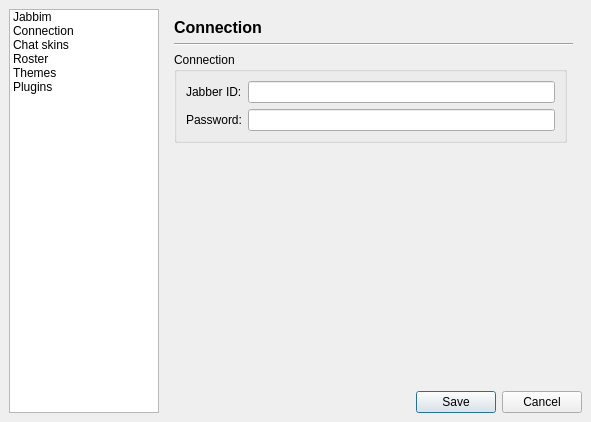
xmpp-graveyard/jabbim, file widgets/preferences.ui: the form before one commit.
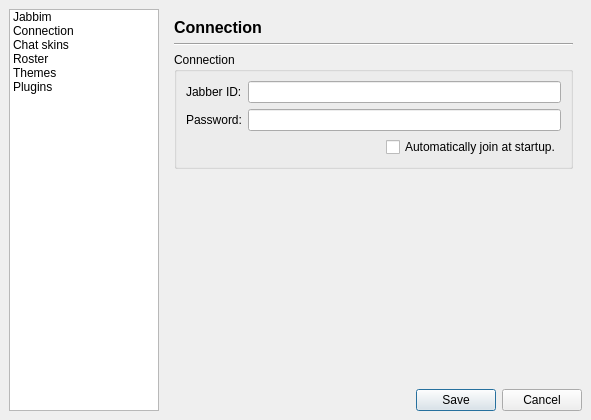
The form after the commit. The open tabs and pages were chosen to show the change. Icons and pictures are not drawn.

Commit message: Moznost autojoin pri startu aplikace

What changed in the file:
```diff
--- a/widgets/preferences.ui
+++ b/widgets/preferences.ui
@@ -6,7 +6,7 @@
     <x>0</x>
     <y>0</y>
     <width>591</width>
-    <height>422</height>
+    <height>420</height>
    </rect>
   </property>
   <property name="windowTitle" >
@@ -78,39 +78,63 @@
       </layout>
      </widget>
      <widget class="QWidget" name="userPreferences" >
-      <layout class="QGridLayout" >
+      <layout class="QVBoxLayout" >
        <property name="margin" >
         <number>9</number>
        </property>
        <property name="spacing" >
         <number>6</number>
        </property>
-       <item row="4" column="0" >
-        <spacer>
+       <item>
+        <widget class="QLabel" name="label" >
+         <property name="text" >
+          <string>&lt;html>&lt;head>&lt;meta name="qrichtext" content="1" />&lt;style type="text/css">
+p, li { white-space: pre-wrap; }
+&lt;/style>&lt;/head>&lt;body style=" font-family:'Sans Serif'; font-size:9pt; font-weight:400; font-style:normal; text-decoration:none;">
+&lt;p style=" margin-top:0px; margin-bottom:0px; margin-left:0px; margin-right:0px; -qt-block-indent:0; text-indent:0px;">&lt;span style=" font-size:12pt; font-weight:600;">Connection&lt;/span>&lt;/p>&lt;/body>&lt;/html></string>
+         </property>
+        </widget>
+       </item>
+       <item>
+        <widget class="Line" name="line" >
          <property name="orientation" >
-          <enum>Qt::Vertical</enum>
+          <enum>Qt::Horizontal</enum>
          </property>
-         <property name="sizeHint" >
-          <size>
-           <width>20</width>
-           <height>16</height>
-          </size>
-         </property>
-        </spacer>
+        </widget>
        </item>
-       <item row="2" column="0" >
+       <item>
         <widget class="QGroupBox" name="groupBox_4" >
          <property name="title" >
           <string>Connection</string>
          </property>
-         <layout class="QHBoxLayout" >
+         <layout class="QGridLayout" >
           <property name="margin" >
            <number>9</number>
           </property>
           <property name="spacing" >
            <number>6</number>
           </property>
-          <item>
+          <item row="1" column="0" >
+           <spacer>
+            <property name="orientation" >
+             <enum>Qt::Horizontal</enum>
+            </property>
+            <property name="sizeHint" >
+             <size>
+              <width>51</width>
+              <height>20</height>
+             </size>
+            </property>
+           </spacer>
+          </item>
+          <item row="1" column="1" >
+           <widget class="QCheckBox" name="connection_autojoin" >
+            <property name="text" >
+             <string>Automatically join at startup.</string>
+            </property>
+           </widget>
+          </item>
+          <item row="0" column="0" colspan="2" >
            <layout class="QHBoxLayout" >
             <property name="margin" >
              <number>0</number>
@@ -180,22 +204,18 @@
          </layout>
         </widget>
        </item>
-       <item row="1" column="0" colspan="2" >
-        <widget class="Line" name="line" >
+       <item>
+        <spacer>
          <property name="orientation" >
-          <enum>Qt::Horizontal</enum>
+          <enum>Qt::Vertical</enum>
          </property>
-        </widget>
-       </item>
-       <item row="0" column="0" >
-        <widget class="QLabel" name="label" >
-         <property name="text" >
-          <string>&lt;html>&lt;head>&lt;meta name="qrichtext" content="1" />&lt;style type="text/css">
-p, li { white-space: pre-wrap; }
-&lt;/style>&lt;/head>&lt;body style=" font-family:'Sans Serif'; font-size:9pt; font-weight:400; font-style:normal; text-decoration:none;">
-&lt;p style=" margin-top:0px; margin-bottom:0px; margin-left:0px; margin-right:0px; -qt-block-indent:0; text-indent:0px;">&lt;span style=" font-size:12pt; font-weight:600;">Connection&lt;/span>&lt;/p>&lt;/body>&lt;/html></string>
+         <property name="sizeHint" >
+          <size>
+           <width>20</width>
+           <height>16</height>
+          </size>
          </property>
-        </widget>
+        </spacer>
        </item>
       </layout>
      </widget>
@@ -480,19 +500,6 @@
      </widget>
     </widget>
    </item>
-   <item row="1" column="1" >
-    <spacer>
-     <property name="orientation" >
-      <enum>Qt::Horizontal</enum>
-     </property>
-     <property name="sizeHint" >
-      <size>
-       <width>141</width>
-       <height>20</height>
-      </size>
-     </property>
-    </spacer>
-   </item>
    <item row="1" column="2" >
     <layout class="QHBoxLayout" >
      <property name="margin" >
@@ -517,6 +524,19 @@
      </item>
     </layout>
    </item>
+   <item row="1" column="1" >
+    <spacer>
+     <property name="orientation" >
+      <enum>Qt::Horizontal</enum>
+     </property>
+     <property name="sizeHint" >
+      <size>
+       <width>141</width>
+       <height>20</height>
+      </size>
+     </property>
+    </spacer>
+   </item>
    <item rowspan="2" row="0" column="0" >
     <widget class="QListWidget" name="listWidget" >
      <property name="maximumSize" >
```
Left out of the diff: 2 changed lines with no effect on the pictures. The commit also changes 3 other files.
